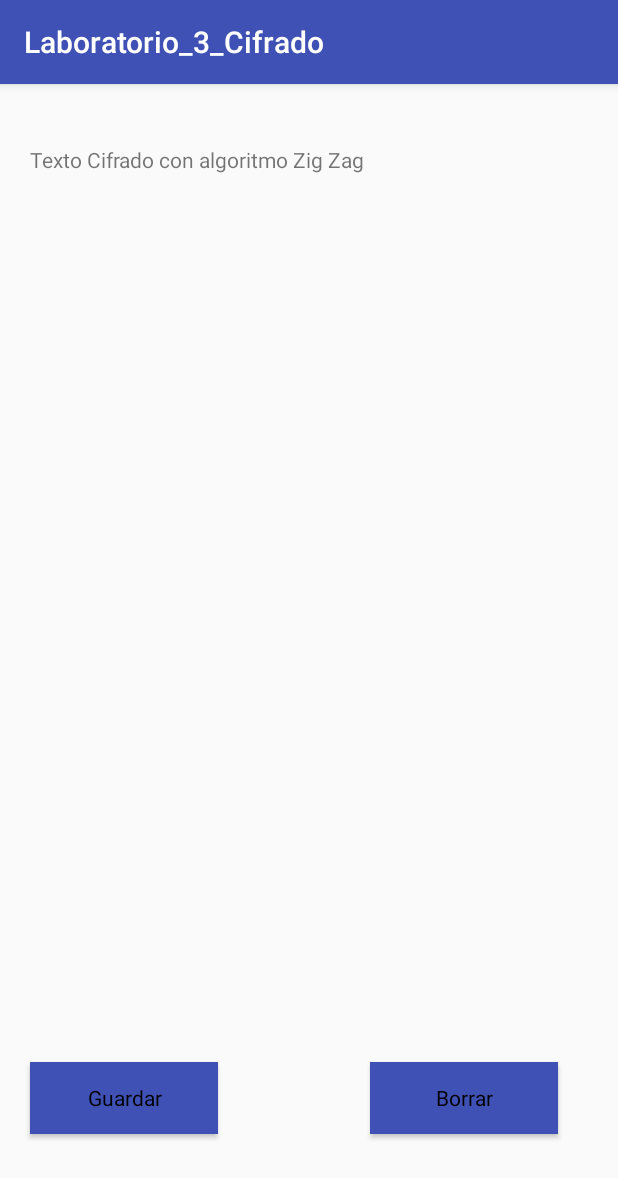
After one commit to willson61/Laboratorio_3_Cifrado, an Android app: the CypherZigZagResult screen opened directly, with no data from a screen before it, on a phone screen of 412 x 824 dp. The commit adds this screen. Shown: the top 1178 px of the screen. Run offline under Robolectric (Android 15) with nearby library versions, the phone set to English and light mode, and no system bars; our stand-ins replace ButterKnife.

Commit message:
Agergando Vistas

```diff
--- a/app/src/main/AndroidManifest.xml
+++ b/app/src/main/AndroidManifest.xml
@@ -16,6 +16,10 @@
                 <category android:name="android.intent.category.LAUNCHER" />
             </intent-filter>
         </activity>
+        <activity android:name=".CypherZigZag" />
+        <activity android:name=".CypherZigZagResult" />
+        <activity android:name=".DecypherZigZag" />
+        <activity android:name=".DecypherZigZagResult"></activity>
     </application>
 
 </manifest>
--- /dev/null
+++ b/app/src/main/java/com/example/sthephan/laboratorio_3_cifrado/CypherZigZagResult.java
@@ -0,0 +1,39 @@
+package com.example.sthephan.laboratorio_3_cifrado;
+
+import android.os.Bundle;
+import android.support.v7.app.AppCompatActivity;
+import android.text.method.ScrollingMovementMethod;
+import android.view.View;
+import android.widget.TextView;
+
+import butterknife.BindView;
+import butterknife.ButterKnife;
+import butterknife.OnClick;
+
+public class CypherZigZagResult extends AppCompatActivity {
+
+    @BindView(R.id.labelNombre)
+    TextView labelNombre;
+    @BindView(R.id.labelContenido)
+    TextView labelContenido;
+    @BindView(R.id.labelGrafico1)
+    TextView labelGrafico1;
+
+    @Override
+    protected void onCreate(Bundle savedInstanceState) {
+        super.onCreate(savedInstanceState);
+        setContentView(R.layout.activity_cypher_zig_zag_result);
+        ButterKnife.bind(this);
+        labelContenido.setMovementMethod(new ScrollingMovementMethod());
+    }
+
+    @OnClick({R.id.btnGuardar, R.id.btnBorrar})
+    public void onViewClicked(View view) {
+        switch (view.getId()) {
+            case R.id.btnGuardar:
+                break;
+            case R.id.btnBorrar:
+                break;
+        }
+    }
+}
--- /dev/null
+++ b/app/src/main/res/layout/activity_cypher_zig_zag_result.xml
@@ -0,0 +1,59 @@
+<?xml version="1.0" encoding="utf-8"?>
+<RelativeLayout xmlns:android="http://schemas.android.com/apk/res/android"
+    xmlns:app="http://schemas.android.com/apk/res-auto"
+    xmlns:tools="http://schemas.android.com/tools"
+    android:layout_width="match_parent"
+    android:layout_height="match_parent"
+    tools:context=".CypherZigZagResult">
+
+    <TextView
+        android:id="@+id/labelNombre"
+        android:layout_width="wrap_content"
+        android:layout_height="wrap_content"
+        android:layout_alignParentStart="true"
+        android:layout_alignParentTop="true"
+        android:layout_marginStart="20dp"
+        android:layout_marginTop="12dp" />
+
+    <TextView
+        android:id="@+id/labelContenido"
+        android:layout_width="wrap_content"
+        android:layout_height="302dp"
+        android:layout_alignStart="@+id/labelNombre"
+        android:layout_alignParentTop="true"
+        android:layout_alignParentEnd="true"
+        android:layout_marginTop="60dp"
+        android:layout_marginEnd="40dp"
+        android:scrollbars="vertical" />
+
+    <Button
+        android:id="@+id/btnGuardar"
+        style="@android:style/Widget.Button"
+        android:layout_width="125dp"
+        android:layout_height="wrap_content"
+        android:layout_alignParentBottom="true"
+        android:layout_alignStart="@+id/labelNombre"
+        android:layout_marginBottom="68dp"
+        android:background="@color/colorPrimary"
+        android:text="@string/guardar" />
+
+    <Button
+        android:id="@+id/btnBorrar"
+        style="@android:style/Widget.Button"
+        android:layout_width="125dp"
+        android:layout_height="wrap_content"
+        android:layout_alignParentEnd="true"
+        android:layout_alignTop="@+id/btnGuardar"
+        android:layout_marginEnd="40dp"
+        android:background="@color/colorPrimary"
+        android:text="@string/borrar" />
+
+    <TextView
+        android:id="@+id/labelGrafico1"
+        android:layout_width="wrap_content"
+        android:layout_height="wrap_content"
+        android:layout_above="@+id/labelContenido"
+        android:layout_alignStart="@+id/labelNombre"
+        android:layout_marginBottom="-60dp"
+        android:text="@string/texto_cifrado_con_algoritmo_zig_zag" />
+</RelativeLayout>
--- a/app/src/main/res/values/strings.xml
+++ b/app/src/main/res/values/strings.xml
@@ -1,3 +1,13 @@
 <resources>
     <string name="app_name">Laboratorio_3_Cifrado</string>
+    <string name="cifrado_zig_zag">Cifrar Zig Zag</string>
+    <string name="buscar">Buscar</string>
+    <string name="cancelar">Cancelar</string>
+    <string name="cifrar">Cifrar</string>
+    <string name="guardar">Guardar</string>
+    <string name="borrar">Borrar</string>
+    <string name="decifrar_zig_zag">Decifrar Zig Zag</string>
+    <string name="texto_decifrado">Texto Decifrado</string>
+    <string name="texto_cifrado_con_algoritmo_zig_zag">Texto Cifrado con algoritmo Zig Zag</string>
+    <string name="decifrar">Decifrar</string>
 </resources>
```
Also changed, not shown: app/src/main/java/com/example/sthephan/laboratorio_3_cifrado/CypherZigZag.java (added, +130 -0 lines), app/src/main/java/com/example/sthephan/laboratorio_3_cifrado/DecypherZigZag.java (added, +42 -0 lines), app/src/main/java/com/example/sthephan/laboratorio_3_cifrado/DecypherZigZagResult.java (added, +39 -0 lines), app/src/main/java/com/example/sthephan/laboratorio_3_cifrado/MainActivity.java (+35 -0 lines), app/src/main/res/layout/activity_cypher_zig_zag.xml (added, +74 -0 lines), app/src/main/res/layout/activity_decypher_zig_zag.xml (added, +73 -0 lines), app/src/main/res/layout/activity_decypher_zig_zag_result.xml (added, +60 -0 lines), app/src/main/res/menu/optionsapp.xml (added, +12 -0 lines).
